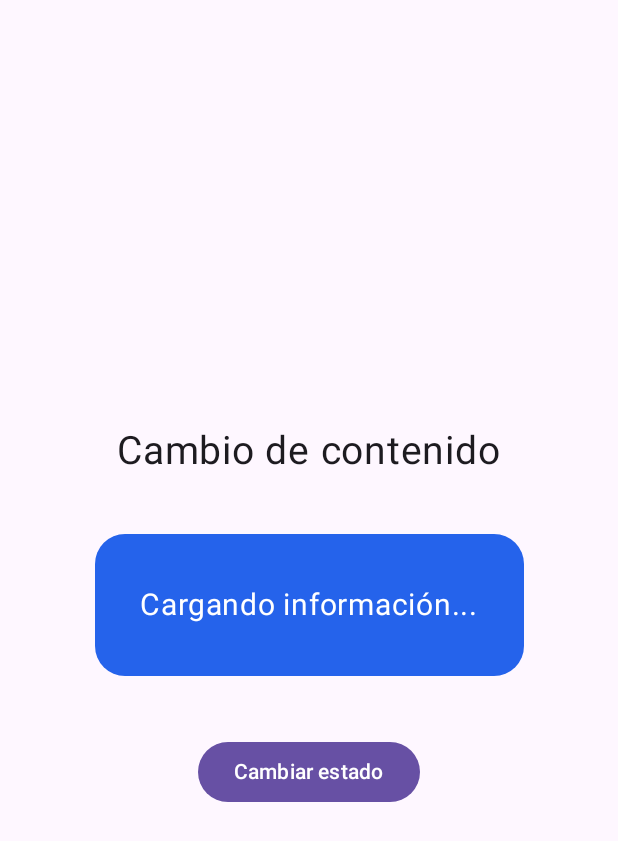
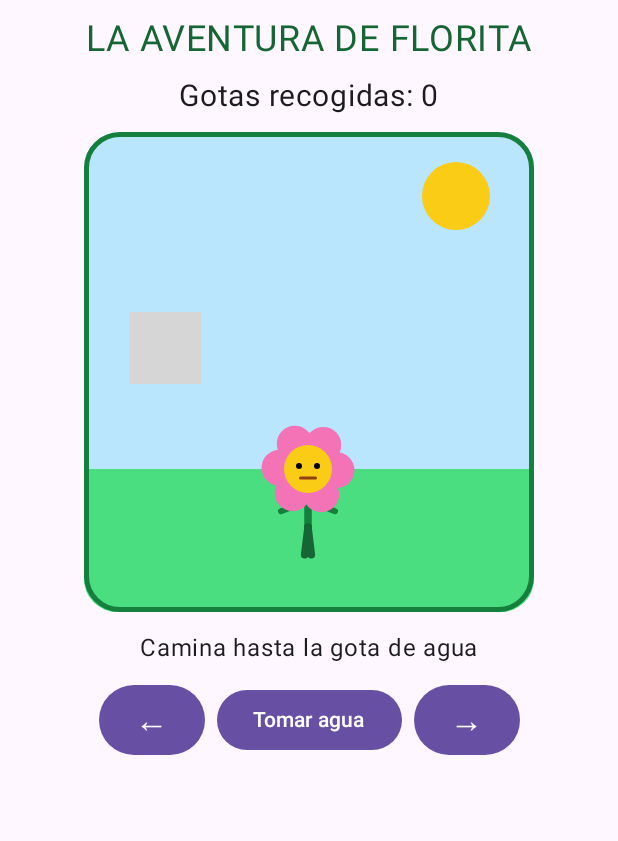
Before and after one commit to josueperez-ctrl/LaboratorioAnimaciones, an Android app built with Jetpack Compose: the screen it shows after launch (MainActivity), on a phone screen of 412 x 824 dp. Shown: the top 841 px of the screen. Run offline under Robolectric (Android 15) with nearby library versions, the phone set to English and light mode, and no system bars; 1 statement that could not run was skipped; grey boxes are pictures that could not be loaded.

Commit message:
feat: completar laboratorio de animaciones

```diff
--- a/app/src/main/java/com/example/laboratorioanimaciones/MainActivity.kt
+++ b/app/src/main/java/com/example/laboratorioanimaciones/MainActivity.kt
@@ -18,7 +18,7 @@ class MainActivity : ComponentActivity() {
                 Surface(
                     modifier = Modifier.fillMaxSize()
                 ) {
-                    Ejercicio4Contenido()
+                    JuegoFlorCaminante()
                 }
             }
         }
--- /dev/null
+++ b/app/src/main/java/com/example/laboratorioanimaciones/ui/theme/JuegoFlorCaminante.kt
@@ -0,0 +1,502 @@
+package com.example.laboratorioanimaciones
+
+import androidx.compose.animation.AnimatedContent
+import androidx.compose.animation.AnimatedVisibility
+import androidx.compose.animation.animateColorAsState
+import androidx.compose.animation.core.LinearEasing
+import androidx.compose.animation.core.RepeatMode
+import androidx.compose.animation.core.Spring
+import androidx.compose.animation.core.animateDpAsState
+import androidx.compose.animation.core.animateFloat
+import androidx.compose.animation.core.infiniteRepeatable
+import androidx.compose.animation.core.rememberInfiniteTransition
+import androidx.compose.animation.core.spring
+import androidx.compose.animation.core.tween
+import androidx.compose.animation.fadeIn
+import androidx.compose.animation.fadeOut
+import androidx.compose.animation.scaleIn
+import androidx.compose.animation.scaleOut
+import androidx.compose.animation.togetherWith
+import androidx.compose.foundation.Canvas
+import androidx.compose.foundation.background
+import androidx.compose.foundation.border
+import androidx.compose.foundation.layout.Arrangement
+import androidx.compose.foundation.layout.Box
+import androidx.compose.foundation.layout.Column
+import androidx.compose.foundation.layout.Row
+import androidx.compose.foundation.layout.fillMaxSize
+import androidx.compose.foundation.layout.fillMaxWidth
+import androidx.compose.foundation.layout.height
+import androidx.compose.foundation.layout.offset
+import androidx.compose.foundation.layout.padding
+import androidx.compose.foundation.layout.safeDrawingPadding
+import androidx.compose.foundation.layout.size
+import androidx.compose.foundation.layout.width
+import androidx.compose.foundation.shape.RoundedCornerShape
+import androidx.compose.material3.Button
+import androidx.compose.material3.Text
+import androidx.compose.runtime.Composable
+import androidx.compose.runtime.getValue
+import androidx.compose.runtime.mutableStateOf
+import androidx.compose.runtime.rememberCoroutineScope
+import androidx.compose.runtime.saveable.rememberSaveable
+import androidx.compose.runtime.setValue
+import androidx.compose.ui.Alignment
+import androidx.compose.ui.Modifier
+import androidx.compose.ui.geometry.Offset
+import androidx.compose.ui.graphics.Color
+import androidx.compose.ui.graphics.StrokeCap
+import androidx.compose.ui.unit.dp
+import androidx.compose.ui.unit.sp
+import kotlinx.coroutines.delay
+import kotlinx.coroutines.launch
+import kotlin.math.cos
+import kotlin.math.sin
+import kotlin.random.Random
+
+@Composable
+fun JuegoFlorCaminante() {
+    var carrilFlor by rememberSaveable {
+        mutableStateOf(1)
+    }
+
+    var carrilGota by rememberSaveable {
+        mutableStateOf(0)
+    }
+
+    var puntos by rememberSaveable {
+        mutableStateOf(0)
+    }
+
+    var gotaVisible by rememberSaveable {
+        mutableStateOf(true)
+    }
+
+    var mensaje by rememberSaveable {
+        mutableStateOf("Camina hasta la gota de agua")
+    }
+
+    val scope = rememberCoroutineScope()
+
+    val posiciones = listOf(
+        5.dp,
+        105.dp,
+        205.dp
+    )
+
+    val posicionFlorX by animateDpAsState(
+        targetValue = posiciones[carrilFlor],
+        animationSpec = spring(
+            dampingRatio = Spring.DampingRatioMediumBouncy,
+            stiffness = Spring.StiffnessLow
+        ),
+        label = "movimiento de la flor"
+    )
+
+    val tamanoFlor by animateDpAsState(
+        targetValue = if (carrilFlor == carrilGota) {
+            100.dp
+        } else {
+            88.dp
+        },
+        animationSpec = spring(
+            dampingRatio = Spring.DampingRatioMediumBouncy
+        ),
+        label = "tamaño de la flor"
+    )
+
+    val colorCielo by animateColorAsState(
+        targetValue = if (puntos % 20 == 0) {
+            Color(0xFFBAE6FD)
+        } else {
+            Color(0xFFFDE68A)
+        },
+        animationSpec = tween(durationMillis = 1000),
+        label = "color del cielo"
+    )
+
+    val animacionInfinita = rememberInfiniteTransition(
+        label = "animación de la flor"
+    )
+
+    val movimientoPiernas by animacionInfinita.animateFloat(
+        initialValue = -1f,
+        targetValue = 1f,
+        animationSpec = infiniteRepeatable(
+            animation = tween(durationMillis = 280),
+            repeatMode = RepeatMode.Reverse
+        ),
+        label = "movimiento de piernas"
+    )
+
+    val movimientoVertical by animacionInfinita.animateFloat(
+        initialValue = 0f,
+        targetValue = -5f,
+        animationSpec = infiniteRepeatable(
+            animation = tween(durationMillis = 280),
+            repeatMode = RepeatMode.Reverse
+        ),
+        label = "salto al caminar"
+    )
+
+    val rotacionPetalos by animacionInfinita.animateFloat(
+        initialValue = 0f,
+        targetValue = 360f,
+        animationSpec = infiniteRepeatable(
+            animation = tween(
+                durationMillis = 5000,
+                easing = LinearEasing
+            ),
+            repeatMode = RepeatMode.Restart
+        ),
+        label = "rotación de pétalos"
+    )
+
+    Column(
+        modifier = Modifier
+            .fillMaxSize()
+            .safeDrawingPadding()
+            .padding(12.dp),
+        horizontalAlignment = Alignment.CenterHorizontally,
+        verticalArrangement = Arrangement.spacedBy(12.dp)
+    ) {
+        Text(
+            text = "LA AVENTURA DE FLORITA",
+            fontSize = 24.sp,
+            color = Color(0xFF166534)
+        )
+
+        AnimatedContent(
+            targetState = puntos,
+            transitionSpec = {
+                fadeIn(
+                    animationSpec = tween(500)
+                ) togetherWith fadeOut(
+                    animationSpec = tween(300)
+                )
+            },
+            label = "puntuación"
+        ) { puntuacion ->
+            Text(
+                text = "Gotas recogidas: ${puntuacion / 10}",
+                fontSize = 20.sp
+            )
+        }
+
+        Box(
+            modifier = Modifier
+                .width(300.dp)
+                .height(320.dp)
+                .background(
+                    color = colorCielo,
+                    shape = RoundedCornerShape(24.dp)
+                )
+                .border(
+                    width = 3.dp,
+                    color = Color(0xFF15803D),
+                    shape = RoundedCornerShape(24.dp)
+                )
+        ) {
+            // Suelo del jardín
+            Box(
+                modifier = Modifier
+                    .align(Alignment.BottomCenter)
+                    .fillMaxWidth()
+                    .height(95.dp)
+                    .background(
+                        color = Color(0xFF4ADE80),
+                        shape = RoundedCornerShape(
+                            bottomStart = 22.dp,
+                            bottomEnd = 22.dp
+                        )
+                    )
+            )
+
+            // Sol
+            Box(
+                modifier = Modifier
+                    .offset(x = 225.dp, y = 20.dp)
+                    .size(45.dp)
+                    .background(
+                        color = Color(0xFFFACC15),
+                        shape = RoundedCornerShape(50)
+                    )
+            )
+
+            // Gota de agua
+            AnimatedVisibility(
+                visible = gotaVisible,
+                modifier = Modifier.offset(
+                    x = posiciones[carrilGota] + 25.dp,
+                    y = 120.dp
+                ),
+                enter = fadeIn(
+                    animationSpec = tween(500)
+                ) + scaleIn(),
+                exit = fadeOut(
+                    animationSpec = tween(400)
+                ) + scaleOut()
+            ) {
+                Box(
+                    modifier = Modifier
+                        .size(42.dp)
+                        .background(
+                            color = Color(0xFF0284C7),
+                            shape = RoundedCornerShape(
+                                topStart = 50.dp,
+                                topEnd = 50.dp,
+                                bottomStart = 50.dp,
+                                bottomEnd = 10.dp
+                            )
+                        ),
+                    contentAlignment = Alignment.Center
+                ) {
+                    Text(
+                        text = "💧",
+                        fontSize = 22.sp
+                    )
+                }
+            }
+
+            // Flor caminante
+            FlorCaminante(
+                movimientoPiernas = movimientoPiernas,
+                rotacionPetalos = rotacionPetalos,
+                modifier = Modifier
+                    .offset(
+                        x = posicionFlorX,
+                        y = 205.dp + movimientoVertical.dp
+                    )
+                    .size(tamanoFlor)
+            )
+        }
+
+        AnimatedContent(
+            targetState = mensaje,
+            transitionSpec = {
+                fadeIn(tween(400)) togetherWith fadeOut(tween(250))
+            },
+            label = "mensaje del juego"
+        ) { mensajeActual ->
+            Text(
+                text = mensajeActual,
+                fontSize = 16.sp
+            )
+        }
+
+        Row(
+            horizontalArrangement = Arrangement.spacedBy(8.dp),
+            verticalAlignment = Alignment.CenterVertically
+        ) {
+            Button(
+                onClick = {
+                    carrilFlor = (carrilFlor - 1).coerceAtLeast(0)
+                    mensaje = "Florita está caminando"
+                }
+            ) {
+                Text(
+                    text = "←",
+                    fontSize = 22.sp
+                )
+            }
+
+            Button(
+                enabled = gotaVisible,
+                onClick = {
+                    if (carrilFlor == carrilGota) {
+                        puntos += 10
+                        mensaje = "¡Florita tomó agua!"
+                        gotaVisible = false
+
+                        scope.launch {
+                            delay(700)
+
+                            carrilGota = (
+                                    carrilGota + Random.nextInt(1, 3)
+                                    ) % 3
+
+                            gotaVisible = true
+                            mensaje = "Busca la siguiente gota"
+                        }
+                    } else {
+                        mensaje = "Camina hasta donde está la gota"
+                    }
+                }
+            ) {
+                Text(text = "Tomar agua")
+            }
+
+            Button(
+                onClick = {
+                    carrilFlor = (carrilFlor + 1).coerceAtMost(2)
+                    mensaje = "Florita está caminando"
+                }
+            ) {
+                Text(
+                    text = "→",
+                    fontSize = 22.sp
+                )
+            }
+        }
+    }
+}
+
+@Composable
+fun FlorCaminante(
+    movimientoPiernas: Float,
+    rotacionPetalos: Float,
+    modifier: Modifier = Modifier
+) {
+    Canvas(modifier = modifier) {
+        val centroX = size.width / 2f
+        val cabezaY = size.height * 0.28f
+        val finalTalloY = size.height * 0.72f
+
+        val grosorTallo = 5.dp.toPx()
+        val largoPaso = 10.dp.toPx()
+
+        // Tallo
+        drawLine(
+            color = Color(0xFF15803D),
+            start = Offset(
+                x = centroX,
+                y = cabezaY + 12.dp.toPx()
+            ),
+            end = Offset(
+                x = centroX,
+                y = finalTalloY
+            ),
+            strokeWidth = grosorTallo,
+            cap = StrokeCap.Round
+        )
+
+        // Brazos
+        drawLine(
+            color = Color(0xFF15803D),
+            start = Offset(
+                x = centroX,
+                y = size.height * 0.52f
+            ),
+            end = Offset(
+                x = centroX - 18.dp.toPx(),
+                y = size.height * 0.60f
+            ),
+            strokeWidth = 4.dp.toPx(),
+            cap = StrokeCap.Round
+        )
+
+        drawLine(
+            color = Color(0xFF15803D),
+            start = Offset(
+                x = centroX,
+                y = size.height * 0.52f
+            ),
+            end = Offset(
+                x = centroX + 18.dp.toPx(),
+                y = size.height * 0.60f
+            ),
+            strokeWidth = 4.dp.toPx(),
+            cap = StrokeCap.Round
+        )
+
+        // Pierna izquierda
+        drawLine(
+            color = Color(0xFF166534),
+            start = Offset(
+                x = centroX,
+                y = finalTalloY
+            ),
+            end = Offset(
+                x = centroX - 12.dp.toPx() +
+                        movimientoPiernas * largoPaso,
+                y = size.height * 0.93f
+            ),
+            strokeWidth = 5.dp.toPx(),
+            cap = StrokeCap.Round
+        )
+
+        // Pierna derecha
+        drawLine(
+            color = Color(0xFF166534),
+            start = Offset(
+                x = centroX,
+                y = finalTalloY
+            ),
+            end = Offset(
+                x = centroX + 12.dp.toPx() -
+                        movimientoPiernas * largoPaso,
+                y = size.height * 0.93f
+            ),
+            strokeWidth = 5.dp.toPx(),
+            cap = StrokeCap.Round
+        )
+
+        // Pétalos giratorios
+        repeat(6) { indice ->
+            val angulo = Math.toRadians(
+                indice * 60.0 + rotacionPetalos
+            )
+
+            val distancia = 19.dp.toPx()
+
+            val petaloX = centroX +
+                    cos(angulo).toFloat() * distancia
+
+            val petaloY = cabezaY +
+                    sin(angulo).toFloat() * distancia
+
+            drawCircle(
+                color = Color(0xFFF472B6),
+                radius = 12.dp.toPx(),
+                center = Offset(
+                    x = petaloX,
+                    y = petaloY
+                )
+            )
+        }
+
+        // Centro de la flor
+        drawCircle(
+            color = Color(0xFFFACC15),
+            radius = 16.dp.toPx(),
+            center = Offset(
+                x = centroX,
+                y = cabezaY
+            )
+        )
+
+        // Ojos
+        drawCircle(
+            color = Color.Black,
+            radius = 2.dp.toPx(),
+            center = Offset(
+                x = centroX - 6.dp.toPx(),
+                y = cabezaY - 2.dp.toPx()
+            )
+        )
+
+        drawCircle(
+            color = Color.Black,
+            radius = 2.dp.toPx(),
+            center = Offset(
+                x = centroX + 6.dp.toPx(),
+                y = cabezaY - 2.dp.toPx()
+            )
+        )
+
+        // Sonrisa
+        drawLine(
+            color = Color(0xFF92400E),
+            start = Offset(
+                x = centroX - 5.dp.toPx(),
+                y = cabezaY + 6.dp.toPx()
+            ),
+            end = Offset(
+                x = centroX + 5.dp.toPx(),
+                y = cabezaY + 6.dp.toPx()
+            ),
+            strokeWidth = 2.dp.toPx(),
+            cap = StrokeCap.Round
+        )
+    }
+}
```
